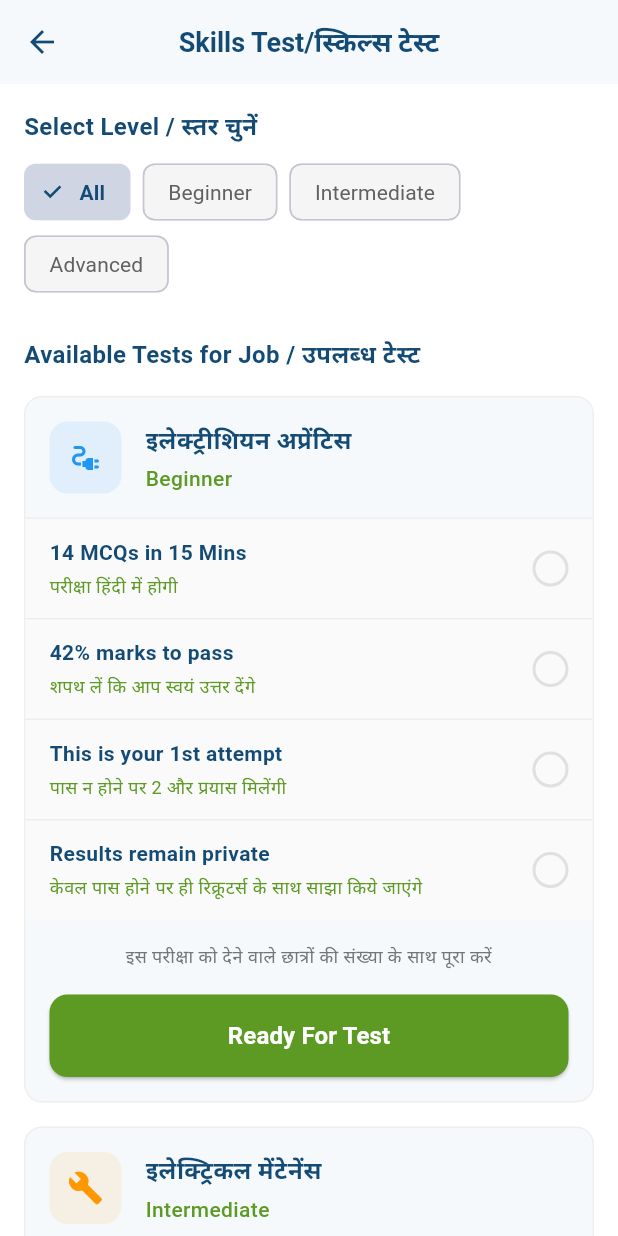
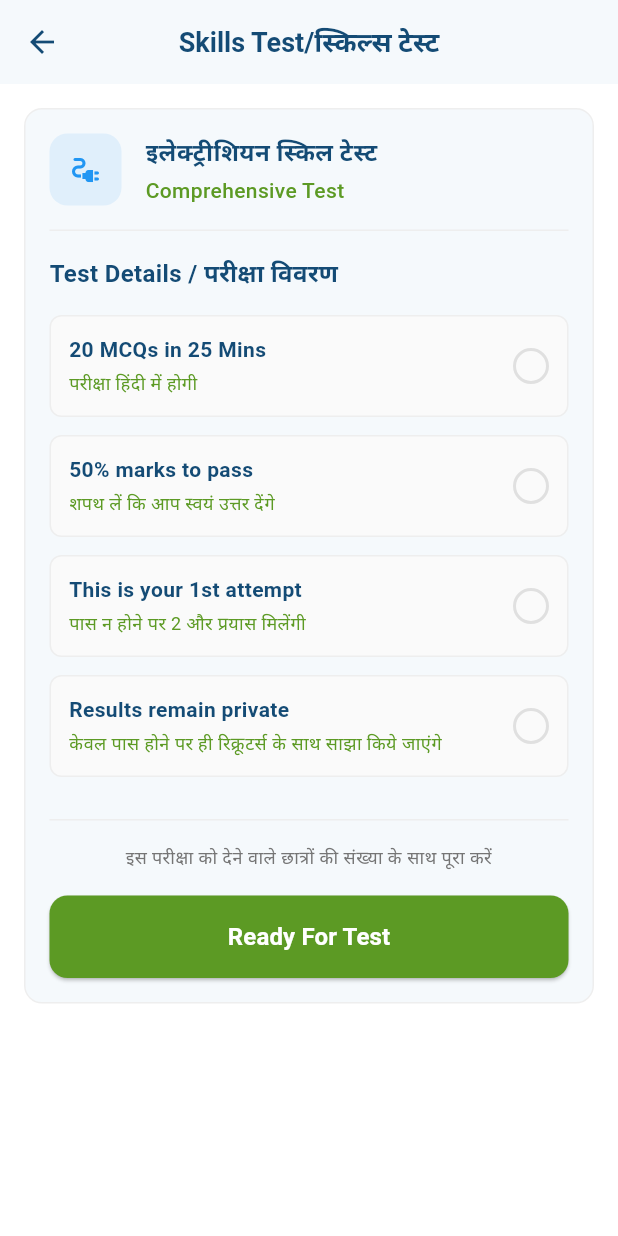
Before and after one commit to Poojadhameja/jobsahi-studentapp, a Flutter app: the SkillTestScreen screen opened by its route, on a phone screen of 412 x 824 dp. Run offline on Flutter 3.47's test engine with Material 3 defaults, Android fonts, the phone set to English and light mode, and no system bars; our stand-ins replace file_picker.

Commit message:
skill test levels remove and new ui added

```diff
--- a/lib/pages/skill_test/skill_test.dart
+++ b/lib/pages/skill_test/skill_test.dart
@@ -20,121 +20,52 @@ class SkillTestScreen extends StatefulWidget {
 }
 
 class _SkillTestScreenState extends State<SkillTestScreen> {
-  /// Selected level filter
-  String _selectedLevel = 'All';
-
-  /// Available skill levels
-  final List<String> _skillLevels = [
-    'All',
-    'Beginner',
-    'Intermediate',
-    'Advanced',
-  ];
-
-  /// Mock skill tests data based on job category
-  List<Map<String, dynamic>> get _skillTests {
+  /// Mock skill test data based on job category
+  Map<String, dynamic> get _skillTest {
     final jobCategory = widget.job['category'] ?? 'Electrician';
 
-    // Return tests related to the job category
+    // Return test related to the job category
     switch (jobCategory.toLowerCase()) {
       case 'electrician':
-        return [
-          {
-            'title': 'इलेक्ट्रीशियन अप्रेंटिस',
-            'subtitle': 'Beginner',
+        return {
+          'title': 'इलेक्ट्रीशियन स्किल टेस्ट',
+          'subtitle': 'Comprehensive Test',
           'icon': Icons.electrical_services,
           'color': Colors.blue,
-            'mcqs': 14,
-            'time': 15,
-            'passingMarks': 42,
+          'mcqs': 20,
+          'time': 25,
+          'passingMarks': 50,
           'attempts': 1,
           'isPrivate': true,
           'provider': 'Satpuda ITI',
-            'level': 'Beginner',
-          },
-          {
-            'title': 'इलेक्ट्रिकल मेंटेनेंस',
-            'subtitle': 'Intermediate',
-            'icon': Icons.build,
-            'color': Colors.orange,
-            'mcqs': 20,
-            'time': 25,
-            'passingMarks': 50,
-            'attempts': 2,
-            'isPrivate': true,
-            'provider': 'Technical Institute',
-            'level': 'Intermediate',
-          },
-          {
-            'title': 'इंडस्ट्रियल इलेक्ट्रिकल',
-            'subtitle': 'Advanced',
-            'icon': Icons.factory,
-            'color': Colors.red,
-            'mcqs': 25,
-            'time': 30,
-            'passingMarks': 60,
-            'attempts': 1,
-            'isPrivate': true,
-            'provider': 'Industrial Training Center',
-            'level': 'Advanced',
-          },
-        ];
+        };
       case 'fitter':
-        return [
-          {
-            'title': 'फिटर अप्रेंटिस',
-            'subtitle': 'Beginner',
+        return {
+          'title': 'फिटर स्किल टेस्ट',
+          'subtitle': 'Comprehensive Test',
           'icon': Icons.handyman,
           'color': Colors.green,
-            'mcqs': 12,
-            'time': 15,
-            'passingMarks': 40,
+          'mcqs': 18,
+          'time': 20,
+          'passingMarks': 50,
           'attempts': 1,
           'isPrivate': true,
           'provider': 'Mechanical ITI',
-            'level': 'Beginner',
-          },
-          {
-            'title': 'मशीन फिटिंग',
-            'subtitle': 'Intermediate',
-            'icon': Icons.precision_manufacturing,
-            'color': Colors.purple,
-            'mcqs': 18,
+        };
+      default:
+        return {
+          'title': 'बेसिक स्किल टेस्ट',
+          'subtitle': 'Comprehensive Test',
+          'icon': Icons.quiz,
+          'color': Colors.blue,
+          'mcqs': 15,
           'time': 20,
           'passingMarks': 50,
-            'attempts': 2,
-            'isPrivate': true,
-            'provider': 'Technical College',
-            'level': 'Intermediate',
-          },
-        ];
-      default:
-        return [
-          {
-            'title': 'बेसिक स्किल टेस्ट',
-            'subtitle': 'Beginner',
-            'icon': Icons.quiz,
-            'color': Colors.blue,
-            'mcqs': 10,
-            'time': 15,
-            'passingMarks': 40,
           'attempts': 1,
           'isPrivate': true,
           'provider': 'General Training',
-            'level': 'Beginner',
-          },
-        ];
+        };
     }
-  }
-
-  /// Get filtered skill tests based on selected level
-  List<Map<String, dynamic>> get _filteredSkillTests {
-    if (_selectedLevel == 'All') {
-      return _skillTests;
-    }
-    return _skillTests
-        .where((test) => test['level'] == _selectedLevel)
-        .toList();
   }
 
   @override
@@ -148,121 +79,60 @@ class _SkillTestScreenState extends State<SkillTestScreen> {
       body: SafeArea(
         child: SingleChildScrollView(
           padding: const EdgeInsets.all(AppConstants.defaultPadding),
-          child: Column(
-            crossAxisAlignment: CrossAxisAlignment.start,
-            children: [
-              // Level filter chips
-              _buildLevelFilter(),
-              const SizedBox(height: AppConstants.largePadding),
-
-              // Skill tests list
-              _buildSkillTestsList(),
-            ],
-          ),
+          child: _buildMainCard(),
         ),
       ),
     );
   }
 
-  /// Builds the level filter chips
-  Widget _buildLevelFilter() {
-    return Column(
-      crossAxisAlignment: CrossAxisAlignment.start,
-      children: [
-        const Text(
-          'Select Level / स्तर चुनें',
-          style: TextStyle(
-            fontSize: 16,
-            fontWeight: FontWeight.w600,
-            color: AppConstants.textPrimaryColor,
-          ),
-        ),
-        const SizedBox(height: AppConstants.smallPadding),
-        Wrap(
-          spacing: 8,
-          children: _skillLevels.map((level) {
-            final isSelected = _selectedLevel == level;
-            return FilterChip(
-              label: Text(level),
-              selected: isSelected,
-              onSelected: (selected) {
-                setState(() {
-                  _selectedLevel = level;
-                });
-              },
-              selectedColor: AppConstants.primaryColor.withValues(alpha: 0.2),
-              checkmarkColor: AppConstants.primaryColor,
-              backgroundColor: Colors.grey.shade100,
-              labelStyle: TextStyle(
-                color: isSelected
-                    ? AppConstants.primaryColor
-                    : Colors.grey.shade700,
-                fontWeight: isSelected ? FontWeight.w600 : FontWeight.normal,
-              ),
-            );
-          }).toList(),
-        ),
-      ],
-    );
-  }
+  /// Builds the main card containing all content
+  Widget _buildMainCard() {
+    final test = _skillTest;
 
-  /// Builds the skill tests list
-  Widget _buildSkillTestsList() {
-    final filteredTests = _filteredSkillTests;
-
-    if (filteredTests.isEmpty) {
-      return Center(
-        child: Column(
-          children: [
-            const SizedBox(height: 40),
-            Icon(Icons.quiz_outlined, size: 80, color: Colors.grey.shade400),
-            const SizedBox(height: 16),
-            Text(
-              'No tests available for $_selectedLevel level',
-              style: TextStyle(fontSize: 16, color: Colors.grey.shade600),
-            ),
-            const SizedBox(height: 8),
-            Text(
-              'कोई टेस्ट उपलब्ध नहीं है',
-              style: TextStyle(fontSize: 14, color: Colors.grey.shade500),
-            ),
-          ],
-        ),
-      );
-    }
-
-    return Column(
-      crossAxisAlignment: CrossAxisAlignment.start,
-      children: [
-        Text(
-          'Available Tests for ${widget.job['category'] ?? 'Job'} / उपलब्ध टेस्ट',
-          style: const TextStyle(
-            fontSize: 16,
-            fontWeight: FontWeight.w600,
-            color: AppConstants.textPrimaryColor,
-          ),
-        ),
-        const SizedBox(height: AppConstants.defaultPadding),
-        ...filteredTests.map((test) => _buildSkillTestCard(test)),
-      ],
-    );
-  }
-
-  /// Builds a single skill test card
-  Widget _buildSkillTestCard(Map<String, dynamic> test) {
     return Container(
-      margin: const EdgeInsets.only(bottom: AppConstants.defaultPadding),
+      padding: const EdgeInsets.all(AppConstants.defaultPadding),
       decoration: BoxDecoration(
         color: AppConstants.backgroundColor,
         borderRadius: BorderRadius.circular(AppConstants.borderRadius),
         border: Border.all(color: Colors.grey.shade200),
       ),
       child: Column(
+        crossAxisAlignment: CrossAxisAlignment.start,
         children: [
-          // Header with icon and title
-          Padding(
-            padding: const EdgeInsets.all(AppConstants.defaultPadding),
-            child: Row(
+          // Test overview section
+          _buildTestOverviewSection(test),
+
+          // Divider
+          Container(
+            margin: const EdgeInsets.symmetric(
+              vertical: AppConstants.defaultPadding,
+            ),
+            height: 1,
+            color: Colors.grey.shade200,
+          ),
+
+          // Test details section
+          _buildTestDetailsSection(test),
+
+          // Divider
+          Container(
+            margin: const EdgeInsets.symmetric(
+              vertical: AppConstants.defaultPadding,
+            ),
+            height: 1,
+            color: Colors.grey.shade200,
+          ),
+
+          // Bottom section with provider and button
+          _buildBottomSection(test),
+        ],
+      ),
+    );
+  }
+
+  /// Builds the test overview section
+  Widget _buildTestOverviewSection(Map<String, dynamic> test) {
+    return Row(
       children: [
         Container(
           padding: const EdgeInsets.all(12),
@@ -302,79 +172,62 @@ class _SkillTestScreenState extends State<SkillTestScreen> {
           ),
         ),
       ],
-            ),
-          ),
+    );
+  }
 
-          // Test details
-          _buildTestDetailItem(
-            '${test['mcqs']} MCQs in ${test['time']} Mins',
-            'परीक्षा हिंदी में होगी',
-          ),
-          _buildTestDetailItem(
-            '${test['passingMarks']}% marks to pass',
-            'शपथ लें कि आप स्वयं उत्तर देंगे',
-          ),
-          _buildTestDetailItem(
-            'This is your ${test['attempts']}st attempt',
-            'पास न होने पर 2 और प्रयास मिलेंगी',
-          ),
-          _buildTestDetailItem(
-            'Results remain private',
-            'केवल पास होने पर ही रिक्रूटर्स के साथ साझा किये जाएंगे',
-          ),
+  /// Builds the test details section
+  Widget _buildTestDetailsSection(Map<String, dynamic> test) {
+    final details = [
+      {
+        'title': '${test['mcqs']} MCQs in ${test['time']} Mins',
+        'subtitle': 'परीक्षा हिंदी में होगी',
+      },
+      {
+        'title': '${test['passingMarks']}% marks to pass',
+        'subtitle': 'शपथ लें कि आप स्वयं उत्तर देंगे',
+      },
+      {
+        'title': 'This is your ${test['attempts']}st attempt',
+        'subtitle': 'पास न होने पर 2 और प्रयास मिलेंगी',
+      },
+      {
+        'title': 'Results remain private',
+        'subtitle': 'केवल पास होने पर ही रिक्रूटर्स के साथ साझा किये जाएंगे',
+      },
+    ];
 
-          // Bottom section with provider and button
-          Container(
-            padding: const EdgeInsets.all(AppConstants.defaultPadding),
-            child: Column(
+    return Column(
+      crossAxisAlignment: CrossAxisAlignment.start,
       children: [
-                Text(
-                  'इस परीक्षा को देने वाले छात्रों की संख्या के साथ पूरा करें',
-                  style: TextStyle(fontSize: 12, color: Colors.grey.shade600),
-                  textAlign: TextAlign.center,
-                ),
-                const SizedBox(height: AppConstants.defaultPadding),
-                SizedBox(
-                  width: double.infinity,
-                  child: ElevatedButton(
-                    onPressed: () => _navigateToTestInfo(test),
-                    style: ElevatedButton.styleFrom(
-                      backgroundColor: AppConstants.secondaryColor,
-                      foregroundColor: Colors.white,
-                      padding: const EdgeInsets.symmetric(vertical: 16),
-                      shape: RoundedRectangleBorder(
-                        borderRadius: BorderRadius.circular(
-                          AppConstants.borderRadius,
-                        ),
-                      ),
-                    ),
-                    child: const Text(
-                      'Ready For Test',
+        // Header without icon
+        const Text(
+          'Test Details / परीक्षा विवरण',
           style: TextStyle(
             fontSize: 16,
             fontWeight: FontWeight.bold,
+            color: AppConstants.textPrimaryColor,
           ),
         ),
-                  ),
+        const SizedBox(height: AppConstants.defaultPadding),
+
+        // Details list
+        ...details.map(
+          (detail) =>
+              _buildTestDetailItem(detail['title']!, detail['subtitle']!),
         ),
       ],
-            ),
-          ),
-        ],
-      ),
     );
   }
 
   /// Builds a test detail item
   Widget _buildTestDetailItem(String title, String subtitle) {
     return Container(
-      padding: const EdgeInsets.symmetric(
-        horizontal: AppConstants.defaultPadding,
-        vertical: 12,
-      ),
+      margin: const EdgeInsets.only(bottom: 12),
+      padding: const EdgeInsets.all(12),
       decoration: BoxDecoration(
         color: Colors.grey.shade50,
-        border: Border(top: BorderSide(color: Colors.grey.shade200)),
+        borderRadius: BorderRadius.circular(8),
+        border: Border.all(color: Colors.grey.shade200),
       ),
       child: Row(
         children: [
@@ -414,6 +267,38 @@ class _SkillTestScreenState extends State<SkillTestScreen> {
     );
   }
 
+  /// Builds the bottom section with provider and button
+  Widget _buildBottomSection(Map<String, dynamic> test) {
+    return Column(
+      children: [
+        Text(
+          'इस परीक्षा को देने वाले छात्रों की संख्या के साथ पूरा करें',
+          style: TextStyle(fontSize: 12, color: Colors.grey.shade600),
+          textAlign: TextAlign.center,
+        ),
+        const SizedBox(height: AppConstants.defaultPadding),
+        SizedBox(
+          width: double.infinity,
+          child: ElevatedButton(
+            onPressed: () => _navigateToTestInfo(test),
+            style: ElevatedButton.styleFrom(
+              backgroundColor: AppConstants.secondaryColor,
+              foregroundColor: Colors.white,
+              padding: const EdgeInsets.symmetric(vertical: 16),
+              shape: RoundedRectangleBorder(
+                borderRadius: BorderRadius.circular(AppConstants.borderRadius),
+              ),
+            ),
+            child: const Text(
+              'Ready For Test',
+              style: TextStyle(fontSize: 16, fontWeight: FontWeight.bold),
+            ),
+          ),
+        ),
+      ],
+    );
+  }
+
   /// Navigate to test info screen
   void _navigateToTestInfo(Map<String, dynamic> test) {
     NavigationService.navigateTo(
--- a/lib/pages/skill_test/skill_test_info.dart
+++ b/lib/pages/skill_test/skill_test_info.dart
@@ -34,46 +34,63 @@ class _SkillTestInfoScreenState extends State<SkillTestInfoScreen> {
       body: SafeArea(
         child: SingleChildScrollView(
           padding: const EdgeInsets.all(AppConstants.defaultPadding),
+          child: _buildMainCard(),
+        ),
+      ),
+    );
+  }
+
+  /// Builds the main card containing all content
+  Widget _buildMainCard() {
+    return Container(
+      padding: const EdgeInsets.all(AppConstants.defaultPadding),
+      decoration: BoxDecoration(
+        color: AppConstants.backgroundColor,
+        borderRadius: BorderRadius.circular(AppConstants.borderRadius),
+        border: Border.all(color: Colors.grey.shade200),
+      ),
       child: Column(
         crossAxisAlignment: CrossAxisAlignment.start,
         children: [
-              // Test overview card
-              _buildTestOverviewCard(),
-              const SizedBox(height: AppConstants.largePadding),
+          // Test overview section
+          _buildTestOverviewSection(),
+
+          // Divider
+          Container(
+            margin: const EdgeInsets.symmetric(
+              vertical: AppConstants.defaultPadding,
+            ),
+            height: 1,
+            color: Colors.grey.shade200,
+          ),
 
           // Instructions section
           _buildInstructionsSection(),
-              const SizedBox(height: AppConstants.largePadding),
+
+          // Divider
+          Container(
+            margin: const EdgeInsets.symmetric(
+              vertical: AppConstants.defaultPadding,
+            ),
+            height: 1,
+            color: Colors.grey.shade200,
+          ),
 
           // Good luck message
           _buildGoodLuckMessage(),
+
           const SizedBox(height: AppConstants.largePadding),
 
           // Start test button
           _buildStartTestButton(),
         ],
       ),
-        ),
-      ),
     );
   }
 
-  /// Builds the test overview card
-  Widget _buildTestOverviewCard() {
-    return Container(
-      padding: const EdgeInsets.all(AppConstants.defaultPadding),
-      decoration: BoxDecoration(
-        color: AppConstants.backgroundColor,
-        borderRadius: BorderRadius.circular(AppConstants.borderRadius),
-        boxShadow: [
-          BoxShadow(
-            color: Colors.grey.shade200,
-            blurRadius: 4,
-            offset: const Offset(0, 2),
-          ),
-        ],
-      ),
-      child: Row(
+  /// Builds the test overview section
+  Widget _buildTestOverviewSection() {
+    return Row(
       children: [
         // Left side - Icon
         Container(
@@ -85,7 +102,7 @@ class _SkillTestInfoScreenState extends State<SkillTestInfoScreen> {
           child: Icon(
             widget.test['icon'] as IconData,
             color: widget.test['color'] as Color,
-              size: 32,
+            size: 24,
           ),
         ),
         const SizedBox(width: AppConstants.defaultPadding),
@@ -98,7 +115,7 @@ class _SkillTestInfoScreenState extends State<SkillTestInfoScreen> {
               Text(
                 widget.test['title'] as String,
                 style: const TextStyle(
-                    fontSize: 18,
+                  fontSize: 16,
                   fontWeight: FontWeight.bold,
                   color: AppConstants.textPrimaryColor,
                 ),
@@ -168,7 +185,6 @@ class _SkillTestInfoScreenState extends State<SkillTestInfoScreen> {
           ),
         ),
       ],
-      ),
     );
   }
 
@@ -185,16 +201,18 @@ class _SkillTestInfoScreenState extends State<SkillTestInfoScreen> {
     return Column(
       crossAxisAlignment: CrossAxisAlignment.start,
       children: [
+        // Header without icon
         const Text(
-          'Instructions:',
+          'Instructions / निर्देश',
           style: TextStyle(
-            fontSize: 18,
+            fontSize: 16,
             fontWeight: FontWeight.bold,
             color: AppConstants.textPrimaryColor,
           ),
         ),
         const SizedBox(height: AppConstants.defaultPadding),
 
+        // Instructions list
         ...instructions.map(
           (instruction) => _buildInstructionItem(instruction),
         ),
@@ -204,8 +222,14 @@ class _SkillTestInfoScreenState extends State<SkillTestInfoScreen> {
 
   /// Builds a single instruction item
   Widget _buildInstructionItem(String instruction) {
-    return Padding(
-      padding: const EdgeInsets.only(bottom: 12),
+    return Container(
+      margin: const EdgeInsets.only(bottom: 12),
+      padding: const EdgeInsets.all(12),
+      decoration: BoxDecoration(
+        color: Colors.grey.shade50,
+        borderRadius: BorderRadius.circular(8),
+        border: Border.all(color: Colors.grey.shade200),
+      ),
       child: Row(
         crossAxisAlignment: CrossAxisAlignment.start,
         children: [
@@ -214,7 +238,7 @@ class _SkillTestInfoScreenState extends State<SkillTestInfoScreen> {
             height: 8,
             margin: const EdgeInsets.only(top: 6, right: 12),
             decoration: const BoxDecoration(
-              color: AppConstants.textPrimaryColor,
+              color: AppConstants.successColor,
               shape: BoxShape.circle,
             ),
           ),
```
Lines whose indentation alone changed are shown as unchanged.
